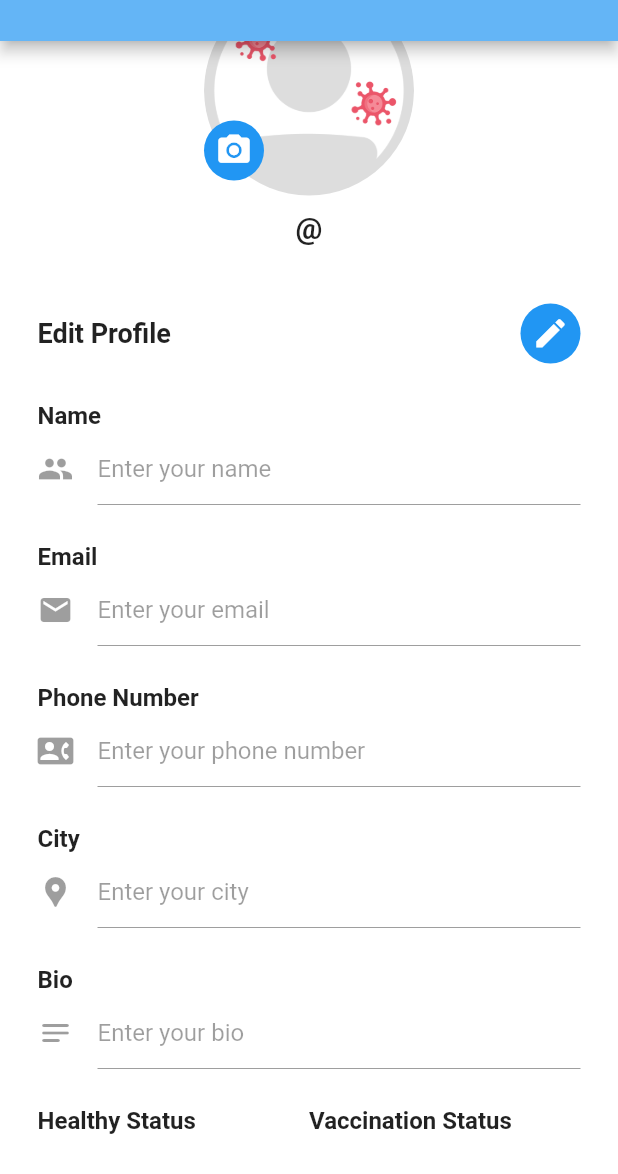
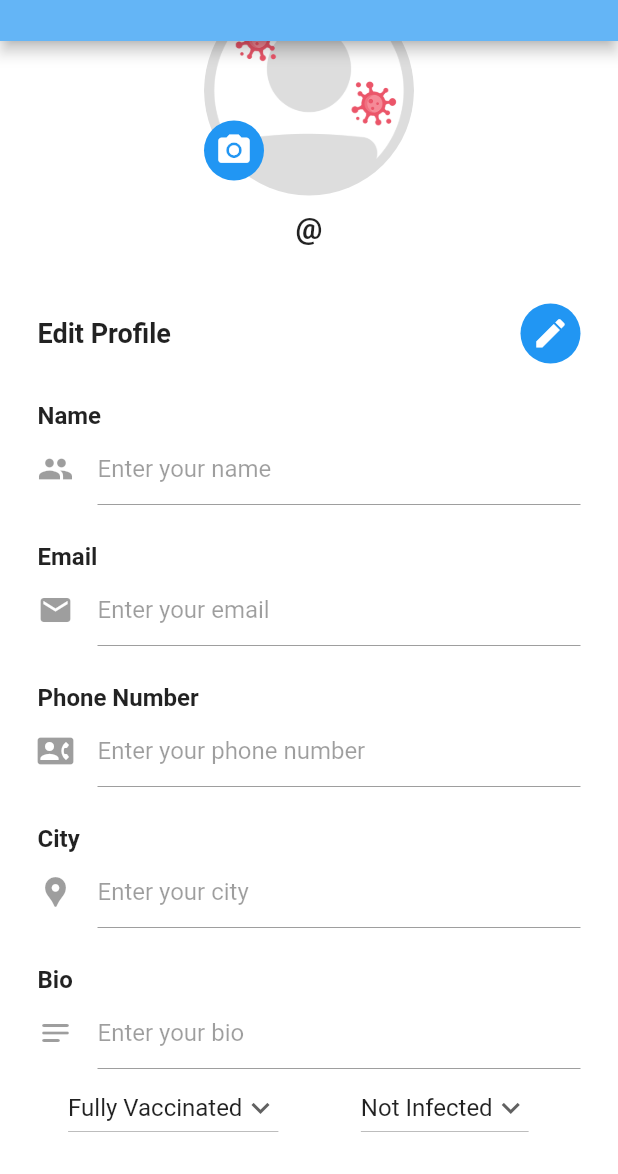
Before and after one commit to stevennovaryo/icovid_app, a Flutter app: the ProfileScreenEdit screen opened by its route, scrolled down 100 dp, on a phone screen of 412 x 824 dp, the part 62-1236 px from its top. Run offline on Flutter 3.47's test engine with Material 2 defaults, Android fonts, the phone set to English and light mode, and no system bars.

Commit message:
fix drop-down options

```diff
--- a/lib/modules/profile/screen/profile_edit.dart
+++ b/lib/modules/profile/screen/profile_edit.dart
@@ -342,37 +342,37 @@ class _ProfileScreenState extends State<ProfileScreenEdit>
                                   ),
                                 ],
                               )),
-                          Padding(
-                              padding: const EdgeInsets.only(
-                                  left: 25.0, right: 25.0, top: 25.0),
-                              child: Row(
-                                mainAxisSize: MainAxisSize.max,
-                                mainAxisAlignment: MainAxisAlignment.start,
-                                children: <Widget>[
-                                  Expanded(
-                                    child: Container(
-                                      child: const Text(
-                                        'Healthy Status',
-                                        style: TextStyle(
-                                            fontSize: 16.0,
-                                            fontWeight: FontWeight.bold),
-                                      ),
-                                    ),
-                                    flex: 2,
-                                  ),
-                                  Expanded(
-                                    child: Container(
-                                      child: const Text(
-                                        'Vaccination Status',
-                                        style: TextStyle(
-                                            fontSize: 16.0,
-                                            fontWeight: FontWeight.bold),
-                                      ),
-                                    ),
-                                    flex: 2,
-                                  ),
-                                ],
-                              )),
+                          // Padding(
+                          //     padding: const EdgeInsets.only(
+                          //         left: 25.0, right: 25.0, top: 25.0),
+                          //     child: Row(
+                          //       mainAxisSize: MainAxisSize.max,
+                          //       mainAxisAlignment: MainAxisAlignment.start,
+                          //       children: <Widget>[
+                          //         Expanded(
+                          //           child: Container(
+                          //             child: const Text(
+                          //               'Healthy Status',
+                          //               style: TextStyle(
+                          //                   fontSize: 16.0,
+                          //                   fontWeight: FontWeight.bold),
+                          //             ),
+                          //           ),
+                          //           flex: 2,
+                          //         ),
+                          //         Expanded(
+                          //           child: Container(
+                          //             child: const Text(
+                          //               'Vaccination Status',
+                          //               style: TextStyle(
+                          //                   fontSize: 16.0,
+                          //                   fontWeight: FontWeight.bold),
+                          //             ),
+                          //           ),
+                          //           flex: 2,
+                          //         ),
+                          //       ],
+                          //     )),
                           Padding(
                               padding: const EdgeInsets.only(
                                   left: 25.0, right: 25.0, top: 2.0),
@@ -386,7 +386,7 @@ class _ProfileScreenState extends State<ProfileScreenEdit>
                                       mainAxisAlignment:
                                           MainAxisAlignment.center,
                                       children: <Widget>[
-                                        !_status ? _getVaccinationStatus() : Container(),
+                                        _status ? _getVaccinationStatus() : Container(),
                                       ],
                                     ),
                                     flex: 2,
@@ -397,7 +397,7 @@ class _ProfileScreenState extends State<ProfileScreenEdit>
                                         mainAxisAlignment:
                                             MainAxisAlignment.center,
                                         children: <Widget>[
-                                          !_status? _getHealthyStatus() : Container(),
+                                          _status? _getHealthyStatus() : Container(),
                                         ]),
                                     flex: 2,
                                   ),
```
